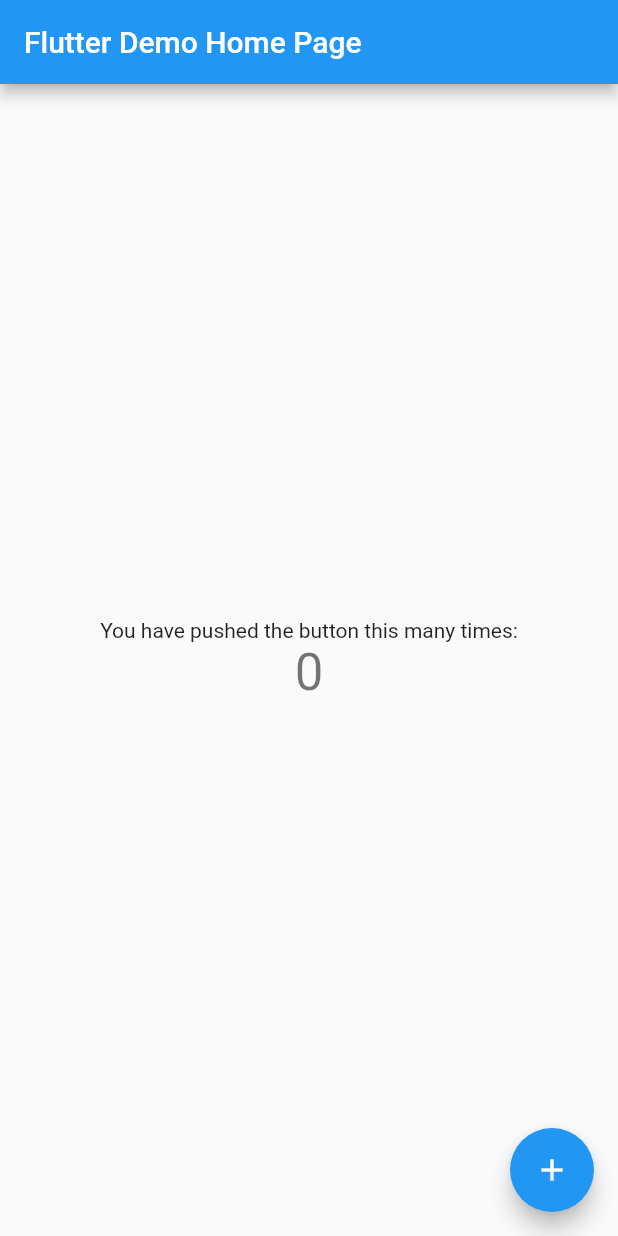
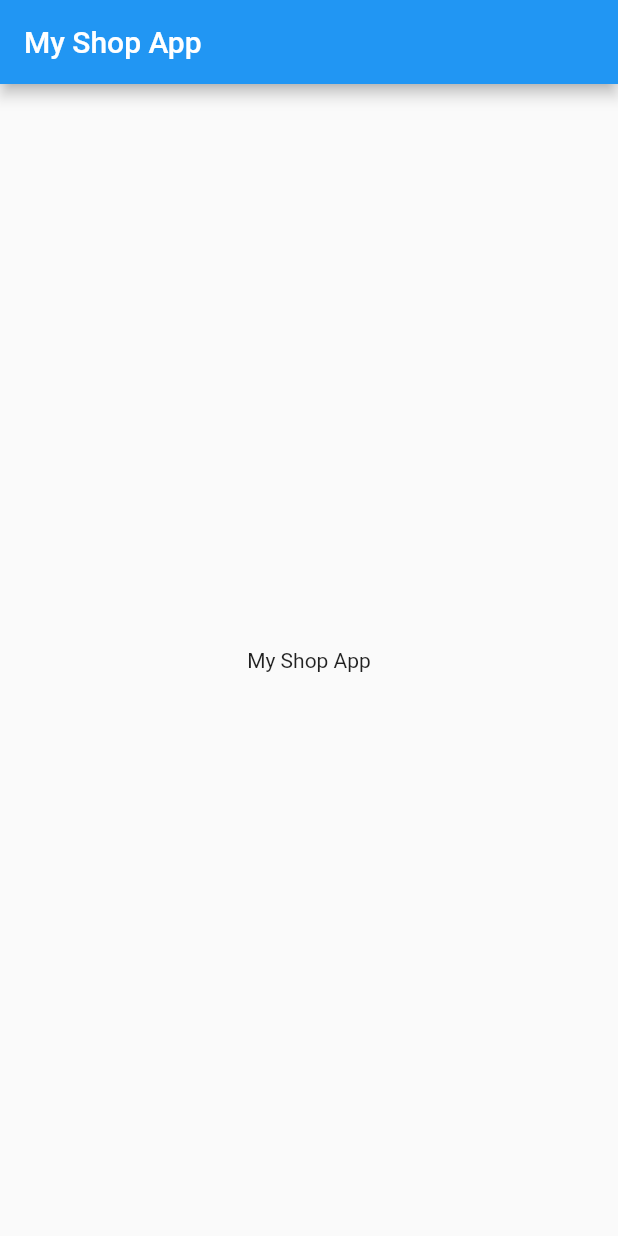
Before and after one commit to klam2k20/ShopApp, a Flutter app: the screen it shows after launch, on a phone screen of 412 x 824 dp. Run offline on Flutter 3.47's test engine with Material 2 defaults, Android fonts, the phone set to English and light mode, and no system bars.

```diff
--- a/lib/main.dart
+++ b/lib/main.dart
@@ -13,103 +13,20 @@ class MyApp extends StatelessWidget {
     return MaterialApp(
       title: 'Flutter Demo',
       theme: ThemeData(
-        // This is the theme of your application.
-        //
-        // Try running your application with "flutter run". You'll see the
-        // application has a blue toolbar. Then, without quitting the app, try
-        // changing the primarySwatch below to Colors.green and then invoke
-        // "hot reload" (press "r" in the console where you ran "flutter run",
-        // or simply save your changes to "hot reload" in a Flutter IDE).
-        // Notice that the counter didn't reset back to zero; the application
-        // is not restarted.
         primarySwatch: Colors.blue,
       ),
-      home: const MyHomePage(title: 'Flutter Demo Home Page'),
+      home: MyHomePage(),
     );
   }
 }
-
-class MyHomePage extends StatefulWidget {
-  const MyHomePage({Key? key, required this.title}) : super(key: key);
-
-  // This widget is the home page of your application. It is stateful, meaning
-  // that it has a State object (defined below) that contains fields that affect
-  // how it looks.
-
-  // This class is the configuration for the state. It holds the values (in this
-  // case the title) provided by the parent (in this case the App widget) and
-  // used by the build method of the State. Fields in a Widget subclass are
-  // always marked "final".
-
-  final String title;
-
-  @override
-  State<MyHomePage> createState() => _MyHomePageState();
-}
-
-class _MyHomePageState extends State<MyHomePage> {
-  int _counter = 0;
-
-  void _incrementCounter() {
-    setState(() {
-      // This call to setState tells the Flutter framework that something has
-      // changed in this State, which causes it to rerun the build method below
-      // so that the display can reflect the updated values. If we changed
-      // _counter without calling setState(), then the build method would not be
-      // called again, and so nothing would appear to happen.
-      _counter++;
-    });
-  }
-
+class MyHomePage extends StatelessWidget {
   @override
   Widget build(BuildContext context) {
-    // This method is rerun every time setState is called, for instance as done
-    // by the _incrementCounter method above.
-    //
-    // The Flutter framework has been optimized to make rerunning build methods
-    // fast, so that you can just rebuild anything that needs updating rather
-    // than having to individually change instances of widgets.
     return Scaffold(
-      appBar: AppBar(
-        // Here we take the value from the MyHomePage object that was created by
-        // the App.build method, and use it to set our appbar title.
-        title: Text(widget.title),
+      appBar: AppBar(title: const Text('My Shop App')),
+      body: const Center(
+        child: Text('My Shop App'),
       ),
-      body: Center(
-        // Center is a layout widget. It takes a single child and positions it
-        // in the middle of the parent.
-        child: Column(
-          // Column is also a layout widget. It takes a list of children and
-          // arranges them vertically. By default, it sizes itself to fit its
-          // children horizontally, and tries to be as tall as its parent.
-          //
-          // Invoke "debug painting" (press "p" in the console, choose the
-          // "Toggle Debug Paint" action from the Flutter Inspector in Android
-          // Studio, or the "Toggle Debug Paint" command in Visual Studio Code)
-          // to see the wireframe for each widget.
-          //
-          // Column has various properties to control how it sizes itself and
-          // how it positions its children. Here we use mainAxisAlignment to
-          // center the children vertically; the main axis here is the vertical
-          // axis because Columns are vertical (the cross axis would be
-          // horizontal).
-          mainAxisAlignment: MainAxisAlignment.center,
-          children: <Widget>[
-            const Text(
-              'You have pushed the button this many times:',
-            ),
-            Text(
-              '$_counter',
-              style: Theme.of(context).textTheme.headline4,
-            ),
-          ],
-        ),
-      ),
-      floatingActionButton: FloatingActionButton(
-        onPressed: _incrementCounter,
-        tooltip: 'Increment',
-        child: const Icon(Icons.add),
-      ), // This trailing comma makes auto-formatting nicer for build methods.
     );
   }
 }
```
Also changed, not shown: lib/models/product.dart (added, +18 -0 lines), lib/screens/products_overview_screen.dart (added, +9 -0 lines).
